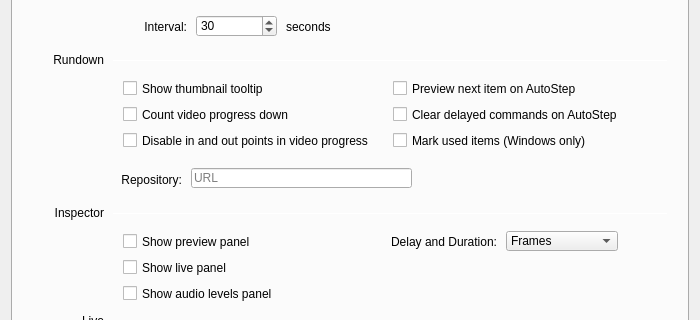
First picture: the form in src/Widgets/SettingsDialog.ui, repository CasparCG/client, before the edit; both pictures show x 0 to 700 and y 250 to 570 of the 700 by 880 pixel window.
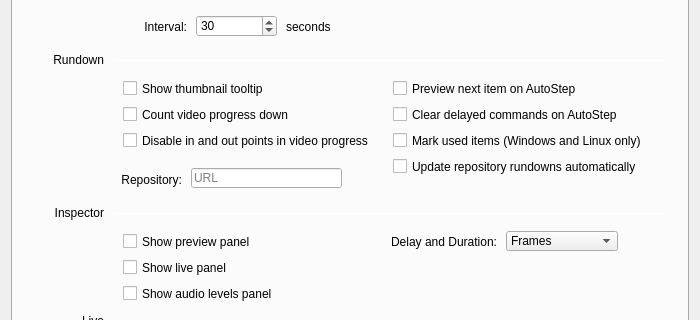
Second picture: the form after the edit.

Commit message: Support for auto updates.

```diff
--- a/src/Widgets/SettingsDialog.ui
+++ b/src/Widgets/SettingsDialog.ui
@@ -445,7 +445,7 @@
       <rect>
        <x>178</x>
        <y>381</y>
-       <width>221</width>
+       <width>151</width>
        <height>20</height>
       </rect>
      </property>
@@ -597,7 +597,7 @@
       <enum>Qt::NoFocus</enum>
      </property>
      <property name="text">
-      <string>Mark used items (Windows only)</string>
+      <string>Mark used items (Windows and Linux only)</string>
      </property>
     </widget>
     <widget class="QCheckBox" name="checkBoxShowAudioLevels">
@@ -795,6 +795,22 @@
       <string>%</string>
      </property>
     </widget>
+    <widget class="QCheckBox" name="checkBoxAutoUpdate">
+     <property name="geometry">
+      <rect>
+       <x>380</x>
+       <y>371</y>
+       <width>271</width>
+       <height>17</height>
+      </rect>
+     </property>
+     <property name="focusPolicy">
+      <enum>Qt::NoFocus</enum>
+     </property>
+     <property name="text">
+      <string>Update repository rundowns automatically</string>
+     </property>
+    </widget>
    </widget>
    <widget class="QWidget" name="tabDevices">
     <attribute name="title">
```
Left out of the diff: 97 changed lines with no effect on the pictures. The commit also changes 9 other files.
